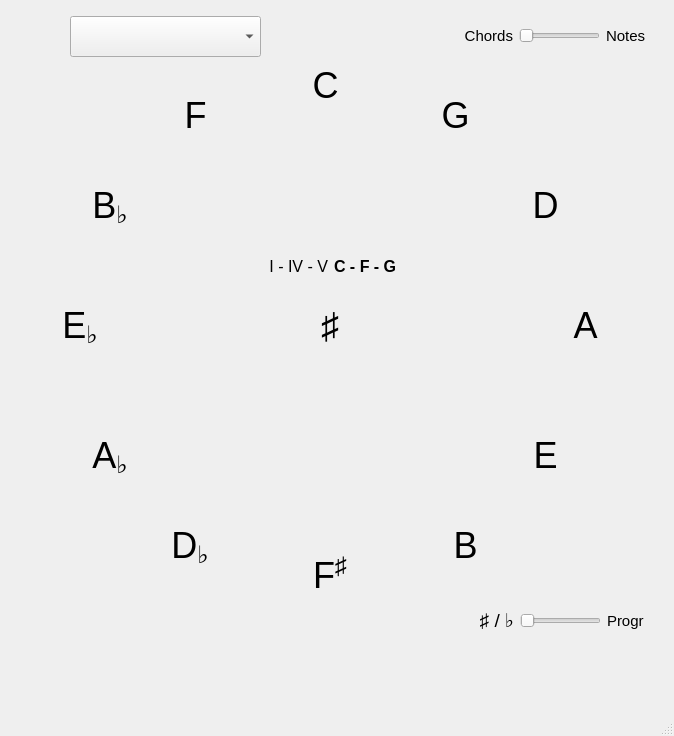
Before: the Qt Designer form CircleOfFifths.ui in mreintz/circleOfFifths, drawn with Qt 5.
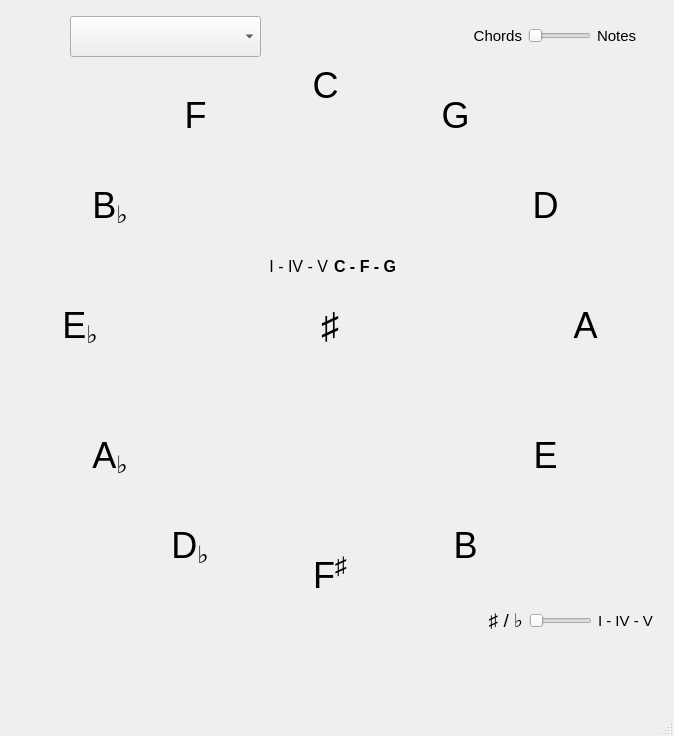
After: the same form once the commit is applied. Icons and pictures are not drawn. Custom widgets are drawn as their Qt base class.

Patch:
```diff
--- a/CircleOfFifths.ui
+++ b/CircleOfFifths.ui
@@ -729,7 +729,7 @@
       <height>41</height>
      </rect>
     </property>
-    <layout class="QHBoxLayout" name="horizontalLayout_2" stretch="2,3,2">
+    <layout class="QHBoxLayout" name="horizontalLayout_2" stretch="1,1,1">
      <item>
       <widget class="QLabel" name="label_2">
        <property name="font">
@@ -1129,7 +1129,7 @@
       <height>41</height>
      </rect>
     </property>
-    <layout class="QHBoxLayout" name="horizontalLayout_4" stretch="2,3,2">
+    <layout class="QHBoxLayout" name="horizontalLayout_4" stretch="1,1,1">
      <item>
       <widget class="QLabel" name="label_3">
        <property name="font">
@@ -1169,7 +1169,7 @@
         </font>
        </property>
        <property name="text">
-        <string>Progr</string>
+        <string>I - IV - V</string>
        </property>
        <property name="wordWrap">
         <bool>true</bool>
```
